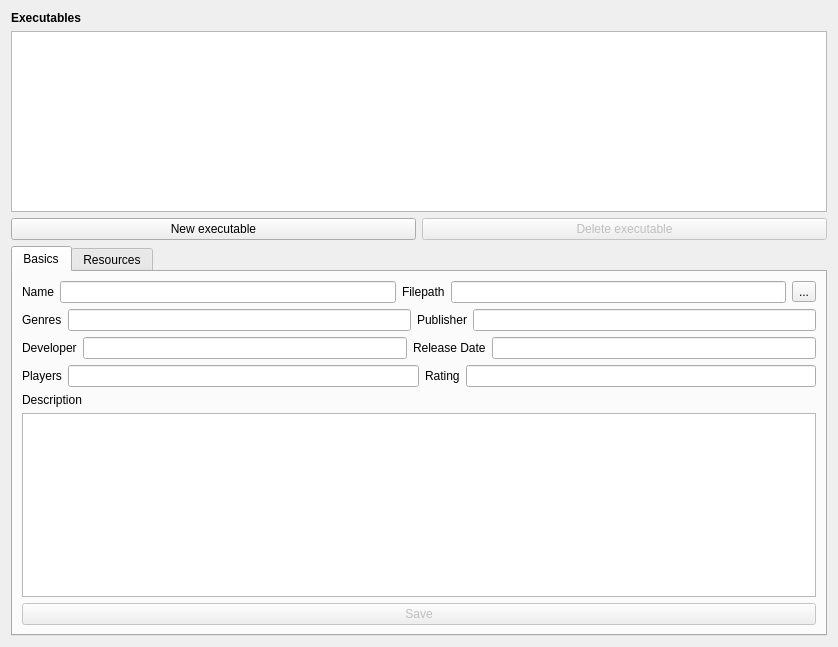
Above: res/executable.ui from remeh/mehstation-config before the change. Below: the same form after it.
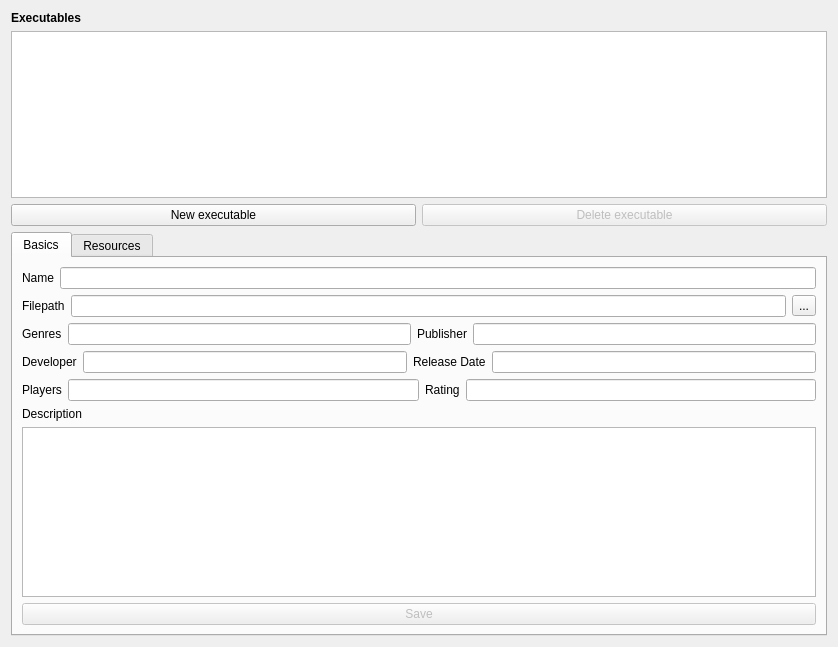
That is the form after the change. The open tabs and pages were chosen to show the change.

Commit message: Moved the executable filepath in its own horizontal layer.

```diff
--- a/res/executable.ui
+++ b/res/executable.ui
@@ -78,6 +78,10 @@
            </property>
           </widget>
          </item>
+        </layout>
+       </item>
+       <item>
+        <layout class="QHBoxLayout" name="horizontalLayout_3">
          <item>
           <widget class="QLabel" name="label_2">
            <property name="text">
```
